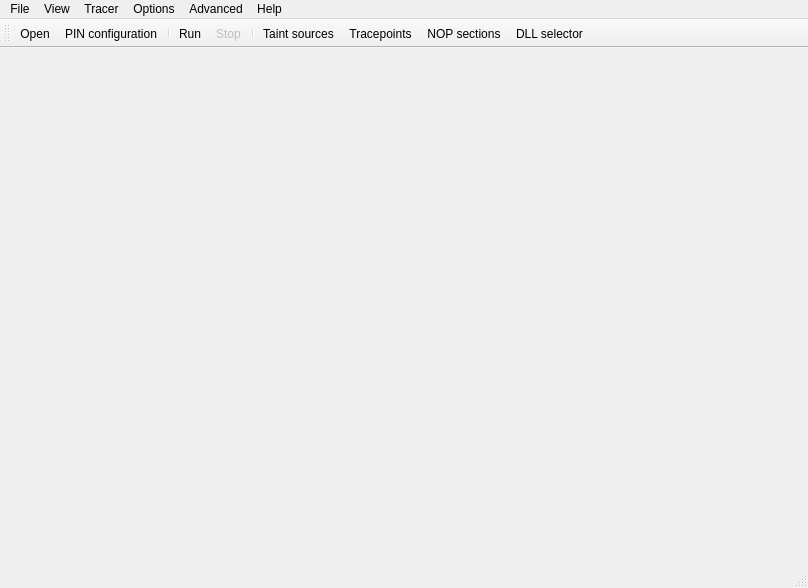
The window that src/GUI/PinTracerUI/mainwindow.ui (h3xduck/TaintBlade) describes before a commit, drawn with Qt 5.
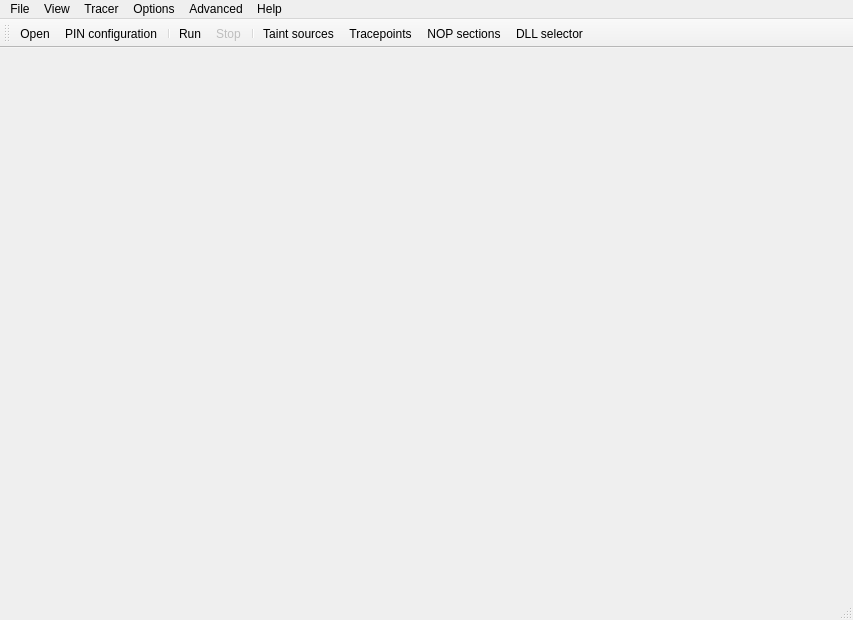
The same window after the commit. Icons and pictures are not drawn.

The edit to the form file:
```diff
--- a/src/GUI/PinTracerUI/mainwindow.ui
+++ b/src/GUI/PinTracerUI/mainwindow.ui
@@ -6,8 +6,8 @@
    <rect>
     <x>0</x>
     <y>0</y>
-    <width>808</width>
-    <height>588</height>
+    <width>853</width>
+    <height>620</height>
    </rect>
   </property>
   <property name="windowTitle">
@@ -29,7 +29,7 @@
     <rect>
      <x>0</x>
      <y>0</y>
-     <width>808</width>
+     <width>853</width>
      <height>22</height>
     </rect>
    </property>
```
